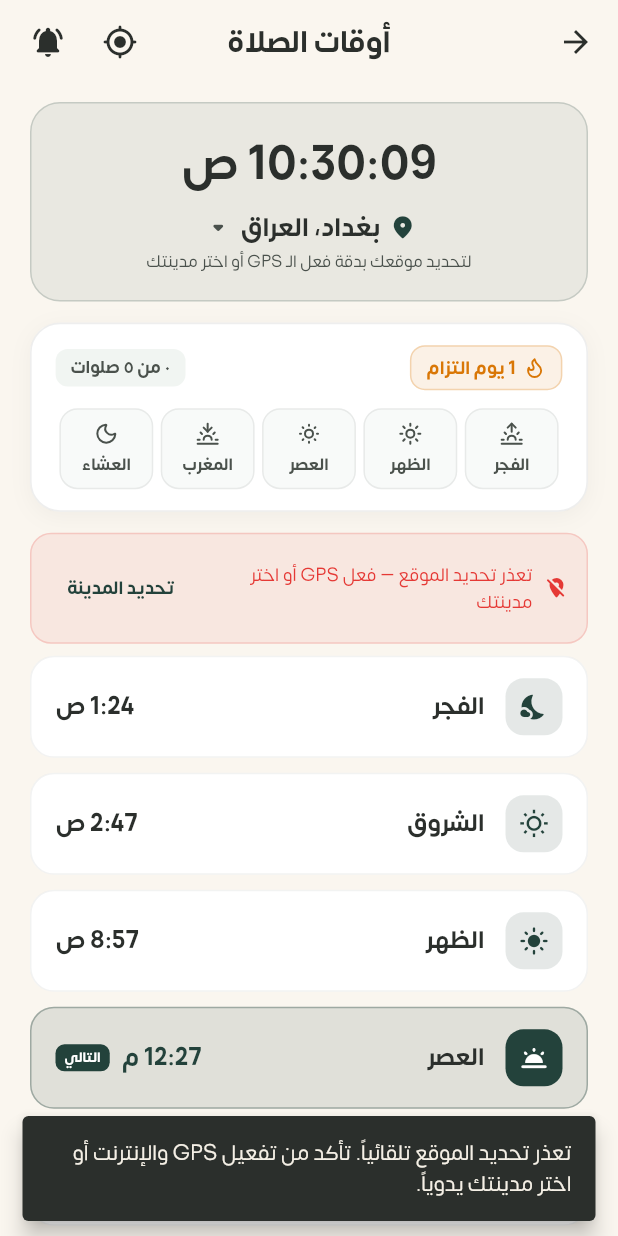
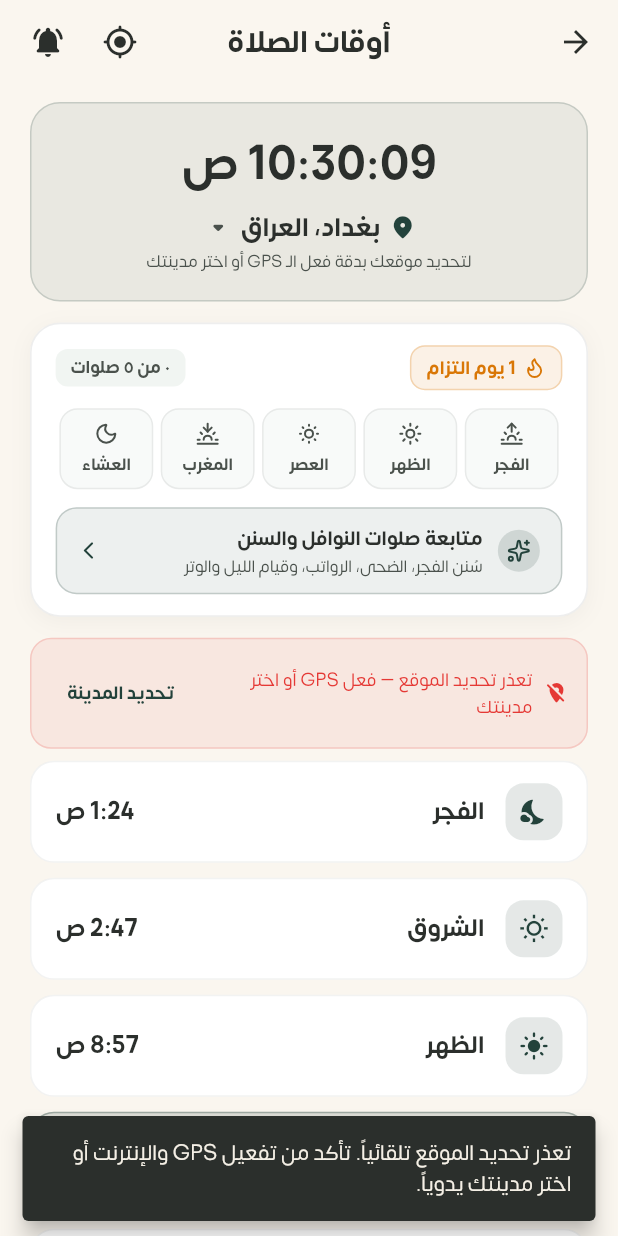
Before and after one commit to MOHAMED-HASSAN-1996/durrat-almuomin, a Flutter app: the PrayerTimesScreen screen opened directly, on a phone screen of 412 x 824 dp. Run offline on Flutter 3.47's test engine with Material 3 defaults, Android fonts, the light colour scheme and no system bars; our stand-ins replace audio_service, audioplayers, cloud_firestore, firebase_auth, firebase_core, flutter_local_notifications and 12 more; missing offline and left inert: dart:js_interop, dart:ui_web, home_widget; accounts and stored records are empty; network calls fail; project files that could hold a hidden picture were left out.

Commit message:
feat: rotate screen display mode, medina 15 lines margin layout, nawafil sheet in prayer screen

```diff
--- a/lib/screens/prayer_times_screen.dart
+++ b/lib/screens/prayer_times_screen.dart
@@ -16,6 +16,7 @@ import '../services/prayer_times.dart';
 import '../state/app_state.dart';
 import '../theme/app_theme.dart';
 import '../types/adhkar.dart';
+import '../widgets/nawafil_tracker_sheet.dart';
 
 class PrayerTimesScreen extends StatefulWidget {
   const PrayerTimesScreen({super.key});
@@ -2689,6 +2690,78 @@ class _PrayerTimesScreenState extends State<PrayerTimesScreen> {
               );
             }).toList(),
           ),
+          const SizedBox(height: 12),
+          // Nawafil Tracker Shortcut Button
+          Material(
+            color: Colors.transparent,
+            child: InkWell(
+              onTap: () {
+                HapticFeedback.selectionClick();
+                NawafilTrackerSheet.show(context);
+              },
+              borderRadius: BorderRadius.circular(14),
+              child: Container(
+                padding: const EdgeInsets.symmetric(horizontal: 14, vertical: 10),
+                decoration: BoxDecoration(
+                  color: (dark ? DhikrColors.sage : DhikrColors.forest).withValues(alpha: 0.08),
+                  borderRadius: BorderRadius.circular(14),
+                  border: Border.all(
+                    color: (dark ? DhikrColors.sage : DhikrColors.forest).withValues(alpha: 0.22),
+                    width: 1,
+                  ),
+                ),
+                child: Row(
+                  children: [
+                    Container(
+                      padding: const EdgeInsets.all(6),
+                      decoration: BoxDecoration(
+                        color: (dark ? DhikrColors.sage : DhikrColors.forest).withValues(alpha: 0.15),
+                        shape: BoxShape.circle,
+                      ),
+                      child: Icon(
+                        LucideIcons.sparkles,
+                        size: 16,
+                        color: dark ? DhikrColors.sage : DhikrColors.forest,
+                      ),
+                    ),
+                    const SizedBox(width: 10),
+                    Expanded(
+                      child: Column(
+                        crossAxisAlignment: CrossAxisAlignment.start,
+                        mainAxisSize: MainAxisSize.min,
+                        children: [
+                          Text(
+                            isAr ? 'متابعة صلوات النوافل والسنن' : 'Nawafil & Sunnah Tracker',
+                            style: TextStyle(
+                              fontFamily: DhikrTheme.arabicFont,
+                              fontWeight: FontWeight.w800,
+                              fontSize: 13,
+                              color: dark ? DhikrColors.darkText : DhikrColors.charcoal,
+                            ),
+                          ),
+                          Text(
+                            isAr
+                                ? 'سُنن الفجر، الضحى، الرواتب، وقيام الليل والوتر'
+                                : 'Duha, Rawatib & Qiyam Witr Tracker',
+                            style: TextStyle(
+                              fontFamily: DhikrTheme.arabicFont,
+                              fontSize: 11,
+                              color: dark ? DhikrColors.darkMuted : DhikrColors.charcoalSoft,
+                            ),
+                          ),
+                        ],
+                      ),
+                    ),
+                    Icon(
+                      Icons.arrow_forward_ios_rounded,
+                      size: 14,
+                      color: dark ? DhikrColors.sage : DhikrColors.forest,
+                    ),
+                  ],
+                ),
+              ),
+            ),
+          ),
         ],
       ),
     );
```
Also changed, not shown: lib/screens/quran_mushaf_screen.dart (+56 -70 lines).
